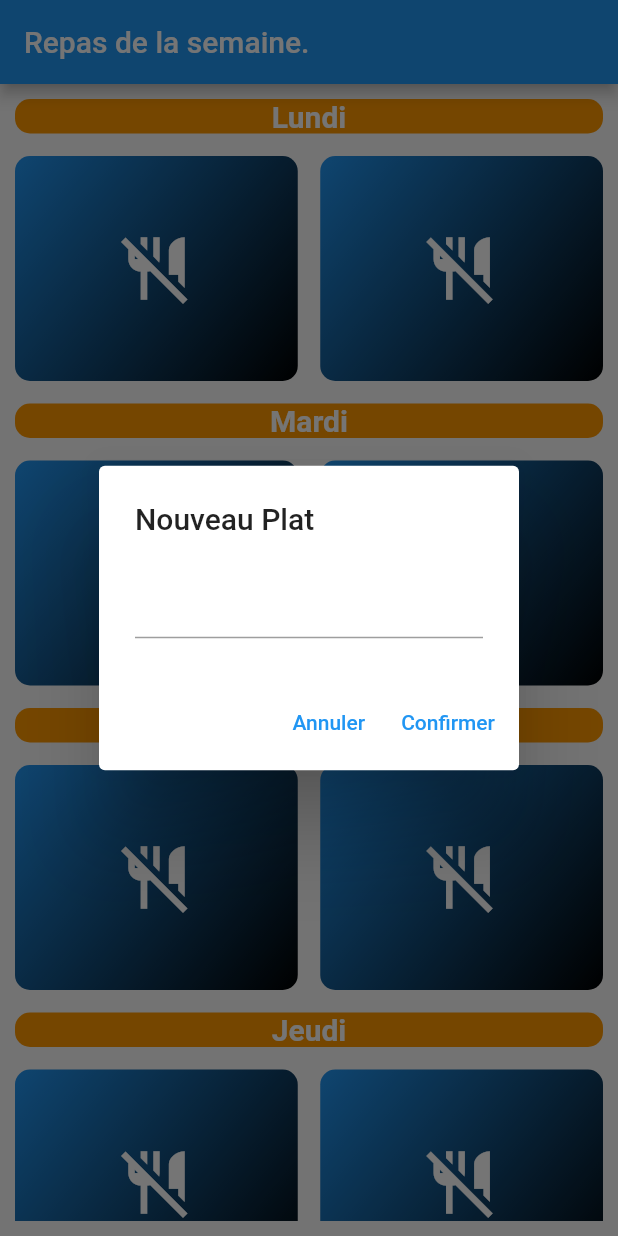
After one commit to CedGitCode/MealOfTheWeek_Apps, a Flutter app: the screen it shows after launch, after a tap on the "no meals" icon, on a phone screen of 412 x 824 dp. The commit adds this screen. Run offline on Flutter 3.47's test engine with Material 2 defaults, Android fonts, the phone set to English and light mode, and no system bars; missing offline and left inert: dart:ffi.

Commit message:
adding new file to clean my code, An icon appear when there is nothing in the item

```diff
--- a/meals_week/lib/models/FileManager.dart
+++ b/meals_week/lib/models/FileManager.dart
@@ -26,13 +26,13 @@ class FileManager {
   Future<String> _initializeFile() async {
     final file = await _localFile;
 
-    final String _initalizeData = "{\"Lundi\": {\"Midi\": \"Aucun\", \"Soir\":\"Aucun\"},"
-        "\"Mardi\": {\"Midi\": \"Aucun\", \"Soir\":\"Aucun\"},"
-        "\"Mercredi\": {\"Midi\": \"Aucun\", \"Soir\":\"Aucun\"},"
-        "\"Jeudi\": {\"Midi\": \"Aucun\", \"Soir\":\"Aucun\"},"
-        "\"Vendredi\": {\"Midi\": \"Aucun\", \"Soir\":\"Aucun\"},"
-        "\"Samedi\": {\"Midi\": \"Aucun\", \"Soir\":\"Aucun\"},"
-        "\"Dimanche\": {\"Midi\": \"Aucun\", \"Soir\":\"Aucun\"} }";
+    final String _initalizeData = "{\"Lundi\": {\"Midi\": \"?\", \"Soir\":\"?\"},"
+        "\"Mardi\": {\"Midi\": \"?\", \"Soir\":\"?\"},"
+        "\"Mercredi\": {\"Midi\": \"?\", \"Soir\":\"?\"},"
+        "\"Jeudi\": {\"Midi\": \"?\", \"Soir\":\"?\"},"
+        "\"Vendredi\": {\"Midi\": \"?\", \"Soir\":\"?\"},"
+        "\"Samedi\": {\"Midi\": \"?\", \"Soir\":\"?\"},"
+        "\"Dimanche\": {\"Midi\": \"?\", \"Soir\":\"?\"} }";
 
     file.writeAsString(_initalizeData);
 
--- /dev/null
+++ b/meals_week/lib/widgets/AlertDialog_mealchangename.dart
@@ -0,0 +1,55 @@
+import "package:flutter/material.dart";
+
+class MealChangeName extends StatefulWidget {
+
+  final Function p_changeMeal;
+
+  MealChangeName(this.p_changeMeal);
+
+  @override
+  State<MealChangeName> createState() => _MealChangeNameState();
+}
+
+class _MealChangeNameState extends State<MealChangeName> {
+  late TextEditingController _controller;
+
+  @override
+  void initState() {
+    _controller = TextEditingController();
+    super.initState();
+  }
+
+  @override
+  void dispose() {
+    _controller.dispose();
+    super.dispose();
+  }
+
+  @override
+  Widget build(BuildContext context) {
+    return AlertDialog(
+      title: const Text('Nouveau Plat'),
+      content: TextField(
+        controller: _controller,
+      ),
+      actions: <Widget>[
+        TextButton(
+          child: const Text('Annuler'),
+          onPressed: () {
+            Navigator.of(context).pop();
+          },
+        ),
+        TextButton(
+          child: const Text('Confirmer'),
+          onPressed: () {
+            if (_controller.text.isEmpty){
+              return;
+            }
+            widget.p_changeMeal(_controller.text);
+            Navigator.of(context).pop();
+          },
+        ),
+      ],
+    );
+  }
+}
--- a/meals_week/lib/widgets/meal_item.dart
+++ b/meals_week/lib/widgets/meal_item.dart
@@ -1,9 +1,10 @@
 import 'package:flutter/material.dart';
 import 'package:meals_week/models/FileManager.dart';
+
 import '../models/mealWeek.dart';
+import "../widgets/AlertDialog_mealchangename.dart";
 
 class MealItem extends StatefulWidget {
-
   // List of weeklyMeal
   List<MealWeek> weeklyMeal;
 
@@ -23,7 +24,6 @@ class MealItem extends StatefulWidget {
 }
 
 class _MealItemState extends State<MealItem> {
-  late TextEditingController _controller;
   final FileManager _fileManager = FileManager(fileName: 'mealWeekJson.json');
 
   void changeMeal(String p_newRecipe) {
@@ -34,16 +34,34 @@ class _MealItemState extends State<MealItem> {
     });
   }
 
-  @override
-  void initState() {
-    super.initState();
-    _controller = TextEditingController();
+  void resetMealName() {
+    String nameMealClicked =
+        widget.weeklyMeal[widget.actualDay].meals[widget.whichPeriodOfDay];
+
+    if (nameMealClicked.startsWith('?', 0) && nameMealClicked.length == 1)
+      return;
+
+    setState(() {
+      widget.weeklyMeal[widget.actualDay]
+          .setDefaultMeal(widget.whichPeriodOfDay);
+      _fileManager.writeJson(widget.weeklyMeal);
+    });
   }
 
-  @override
-  void dispose() {
-    _controller.dispose();
-    super.dispose();
+  Widget get textToDisplayOnMealItem {
+    String mealItemName =
+        widget.weeklyMeal[widget.actualDay].meals[widget.whichPeriodOfDay];
+
+    if (mealItemName.startsWith('?', 0) && mealItemName.length == 1) {
+      return const Icon(
+        Icons.no_meals,
+        color: Colors.white,
+        size: 50.0,
+      );
+    } else {
+      return Text(
+          widget.weeklyMeal[widget.actualDay].meals[widget.whichPeriodOfDay]);
+    }
   }
 
   @override
@@ -51,15 +69,7 @@ class _MealItemState extends State<MealItem> {
     return Expanded(
       child: GestureDetector(
         onLongPress: () {
-
-          String nameMealClicked = widget.weeklyMeal[widget.actualDay].meals[widget.whichPeriodOfDay];
-
-          if (nameMealClicked.startsWith('?', 0) && nameMealClicked.length == 1) return;
-
-          setState(() {
-            widget.weeklyMeal[widget.actualDay].setDefaultMeal(widget.whichPeriodOfDay);
-            _fileManager.writeJson(widget.weeklyMeal);
-          });
+          resetMealName();
         },
         child: Container(
           alignment: Alignment.center,
@@ -76,29 +86,13 @@ class _MealItemState extends State<MealItem> {
               tileMode: TileMode.mirror,
             ),
           ),
-          child: Text(widget
-              .weeklyMeal[widget.actualDay].meals[widget.whichPeriodOfDay]),
+          child: textToDisplayOnMealItem,
         ),
         onTap: () {
           showDialog(
-              context: context,
-              builder: (ctx) {
-                return AlertDialog(
-                  title: const Text('Test'),
-                  content: TextField(
-                    controller: _controller,
-                  ),
-                  actions: <Widget>[
-                    TextButton(
-                      child: const Text('Confirmer.'),
-                      onPressed: () {
-                        changeMeal(_controller.text);
-                        Navigator.of(ctx).pop();
-                      },
-                    )
-                  ],
-                );
-              });
+            context: context,
+            builder: (ctx) => MealChangeName(changeMeal),
+          );
         },
       ),
     );
```
